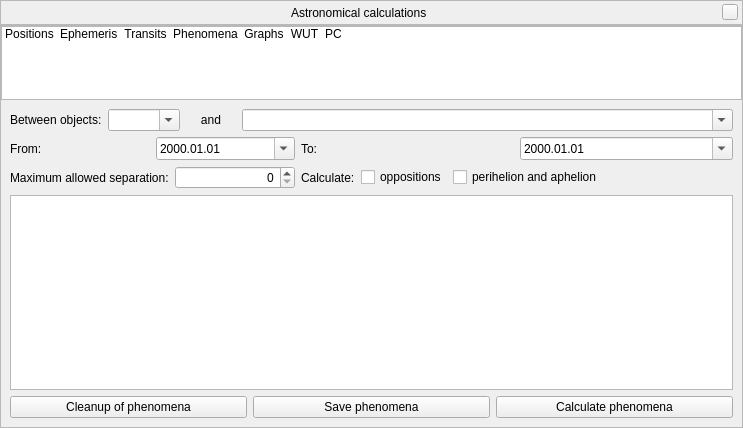
Qt form src/gui/astroCalcDialog.ui (519984307/stellarium_src) before a commit.
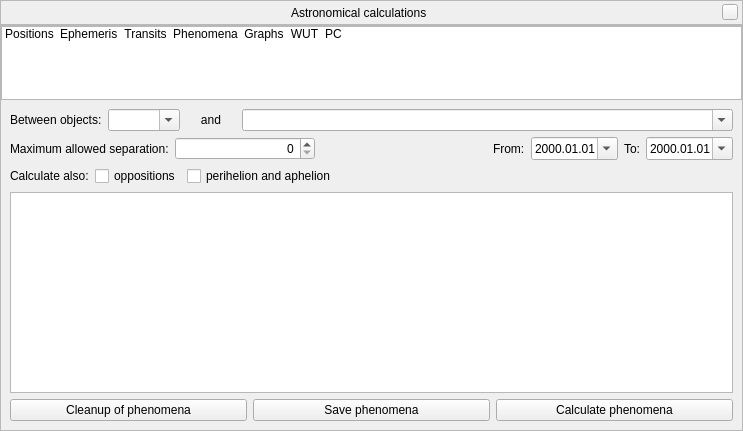
The same form after that commit. The open tabs and pages were chosen to show the change. Icons and pictures are not drawn. Custom widgets are drawn as their Qt base class.

Commit message: Cosmetic fixes for AstroCalc GUI

The edit to the form file:
```diff
--- a/src/gui/astroCalcDialog.ui
+++ b/src/gui/astroCalcDialog.ui
@@ -7,7 +7,7 @@
     <x>0</x>
     <y>0</y>
     <width>743</width>
-    <height>428</height>
+    <height>431</height>
    </rect>
   </property>
   <layout class="QVBoxLayout" name="verticalLayout">
@@ -992,33 +992,6 @@
         </widget>
         <widget class="QWidget" name="stackedWidgetPage4">
          <layout class="QGridLayout" name="gridLayout_4">
-          <item row="1" column="1">
-           <layout class="QHBoxLayout" name="horizontalLayout_7">
-            <property name="rightMargin">
-             <number>0</number>
-            </property>
-            <item>
-             <widget class="QLabel" name="phenomenToLabel">
-              <property name="text">
-               <string>To:</string>
-              </property>
-             </widget>
-            </item>
-            <item>
-             <widget class="QDateEdit" name="phenomenToDateEdit">
-              <property name="wrapping">
-               <bool>true</bool>
-              </property>
-              <property name="displayFormat">
-               <string notr="true">yyyy.MM.dd</string>
-              </property>
-              <property name="calendarPopup">
-               <bool>true</bool>
-              </property>
-             </widget>
-            </item>
-           </layout>
-          </item>
           <item row="0" column="0" colspan="2">
            <layout class="QHBoxLayout" name="horizontalLayout_5">
             <item>
@@ -1078,80 +1051,111 @@
             </item>
            </layout>
           </item>
-          <item row="4" column="0" colspan="2">
-           <widget class="QTreeWidget" name="phenomenaTreeWidget">
-            <property name="editTriggers">
-             <set>QAbstractItemView::NoEditTriggers</set>
-            </property>
-            <property name="rootIsDecorated">
-             <bool>false</bool>
-            </property>
-            <property name="uniformRowHeights">
-             <bool>true</bool>
-            </property>
-            <property name="itemsExpandable">
-             <bool>false</bool>
-            </property>
-            <property name="sortingEnabled">
-             <bool>true</bool>
-            </property>
-            <property name="expandsOnDoubleClick">
-             <bool>false</bool>
-            </property>
-            <property name="columnCount">
-             <number>0</number>
-            </property>
-           </widget>
-          </item>
-          <item row="1" column="0">
-           <layout class="QHBoxLayout" name="horizontalLayout_6">
+          <item row="1" column="0" colspan="2">
+           <layout class="QHBoxLayout" name="horizontalLayout_33">
             <item>
-             <widget class="QLabel" name="phenomenFromLabel">
-              <property name="text">
-               <string>From:</string>
-              </property>
-             </widget>
+             <layout class="QHBoxLayout" name="horizontalLayout_8">
+              <item>
+               <widget class="QLabel" name="allowedSeparationLabel">
+                <property name="toolTip">
+                 <string/>
+                </property>
+                <property name="text">
+                 <string>Maximum allowed separation:</string>
+                </property>
+               </widget>
+              </item>
+              <item>
+               <widget class="AngleSpinBox" name="allowedSeparationSpinBox">
+                <property name="sizePolicy">
+                 <sizepolicy hsizetype="Minimum" vsizetype="Fixed">
+                  <horstretch>0</horstretch>
+                  <verstretch>0</verstretch>
+                 </sizepolicy>
+                </property>
+                <property name="minimumSize">
+                 <size>
+                  <width>140</width>
+                  <height>0</height>
+                 </size>
+                </property>
+                <property name="alignment">
+                 <set>Qt::AlignRight|Qt::AlignTrailing|Qt::AlignVCenter</set>
+                </property>
+               </widget>
+              </item>
+             </layout>
             </item>
             <item>
-             <widget class="QDateEdit" name="phenomenFromDateEdit">
-              <property name="wrapping">
-               <bool>true</bool>
+             <spacer name="horizontalSpacer_9">
+              <property name="orientation">
+               <enum>Qt::Horizontal</enum>
               </property>
-              <property name="displayFormat">
-               <string notr="true">yyyy.MM.dd</string>
+              <property name="sizeType">
+               <enum>QSizePolicy::MinimumExpanding</enum>
               </property>
-              <property name="calendarPopup">
-               <bool>true</bool>
-              </property>
-             </widget>
-            </item>
-           </layout>
-          </item>
-          <item row="2" column="0">
-           <layout class="QHBoxLayout" name="horizontalLayout_8">
-            <item>
-             <widget class="QLabel" name="allowedSeparationLabel">
-              <property name="text">
-               <string>Maximum allowed separation:</string>
-              </property>
-             </widget>
-            </item>
-            <item>
-             <widget class="AngleSpinBox" name="allowedSeparationSpinBox">
-              <property name="minimumSize">
+              <property name="sizeHint" stdset="0">
                <size>
-                <width>120</width>
-                <height>0</height>
+                <width>40</width>
+                <height>20</height>
                </size>
               </property>
-              <property name="alignment">
-               <set>Qt::AlignRight|Qt::AlignTrailing|Qt::AlignVCenter</set>
+             </spacer>
+            </item>
+            <item>
+             <layout class="QHBoxLayout" name="horizontalLayout_6">
+              <item>
+               <widget class="QLabel" name="phenomenFromLabel">
+                <property name="text">
+                 <string>From:</string>
+                </property>
+               </widget>
+              </item>
+              <item>
+               <widget class="QDateEdit" name="phenomenFromDateEdit">
+                <property name="wrapping">
+                 <bool>true</bool>
+                </property>
+                <property name="displayFormat">
+                 <string notr="true">yyyy.MM.dd</string>
+                </property>
+                <property name="calendarPopup">
+                 <bool>true</bool>
+                </property>
+               </widget>
+              </item>
+             </layout>
+            </item>
+            <item>
+             <layout class="QHBoxLayout" name="horizontalLayout_7">
+              <property name="rightMargin">
+               <number>0</number>
               </property>
-             </widget>
+              <item>
+               <widget class="QLabel" name="phenomenToLabel">
+                <property name="text">
+                 <string>To:</string>
+                </property>
+               </widget>
+              </item>
+              <item>
+               <widget class="QDateEdit" name="phenomenToDateEdit">
+                <property name="wrapping">
+                 <bool>true</bool>
+                </property>
+                <property name="displayFormat">
+                 <string notr="true">yyyy.MM.dd</string>
+                </property>
+                <property name="calendarPopup">
+                 <bool>true</bool>
+                </property>
+               </widget>
+              </item>
+             </layout>
             </item>
            </layout>
           </item>
-          <item row="5" column="0" colspan="2">
+          <item row="6" column="0" colspan="2">
            <layout class="QHBoxLayout" name="horizontalLayout_9">
             <item>
              <widget class="QPushButton" name="phenomenaCleanupButton">
@@ -1179,12 +1183,37 @@
             </item>
            </layout>
           </item>
-          <item row="2" column="1">
+          <item row="5" column="0" colspan="2">
+           <widget class="QTreeWidget" name="phenomenaTreeWidget">
+            <property name="editTriggers">
+             <set>QAbstractItemView::NoEditTriggers</set>
+            </property>
+            <property name="rootIsDecorated">
+             <bool>false</bool>
+            </property>
+            <property name="uniformRowHeights">
+             <bool>true</bool>
+            </property>
+            <property name="itemsExpandable">
+             <bool>false</bool>
+            </property>
+            <property name="sortingEnabled">
+             <bool>true</bool>
+            </property>
+            <property name="expandsOnDoubleClick">
+             <bool>false</bool>
+            </property>
+            <property name="columnCount">
+             <number>0</number>
+            </property>
+           </widget>
+          </item>
+          <item row="3" column="0" colspan="2">
            <layout class="QHBoxLayout" name="horizontalLayout_27">
             <item>
              <widget class="QLabel" name="label_5">
               <property name="text">
-               <string>Calculate:</string>
+               <string>Calculate also:</string>
               </property>
              </widget>
             </item>
```
Left out of the diff: 136 changed lines with no effect on the pictures.
